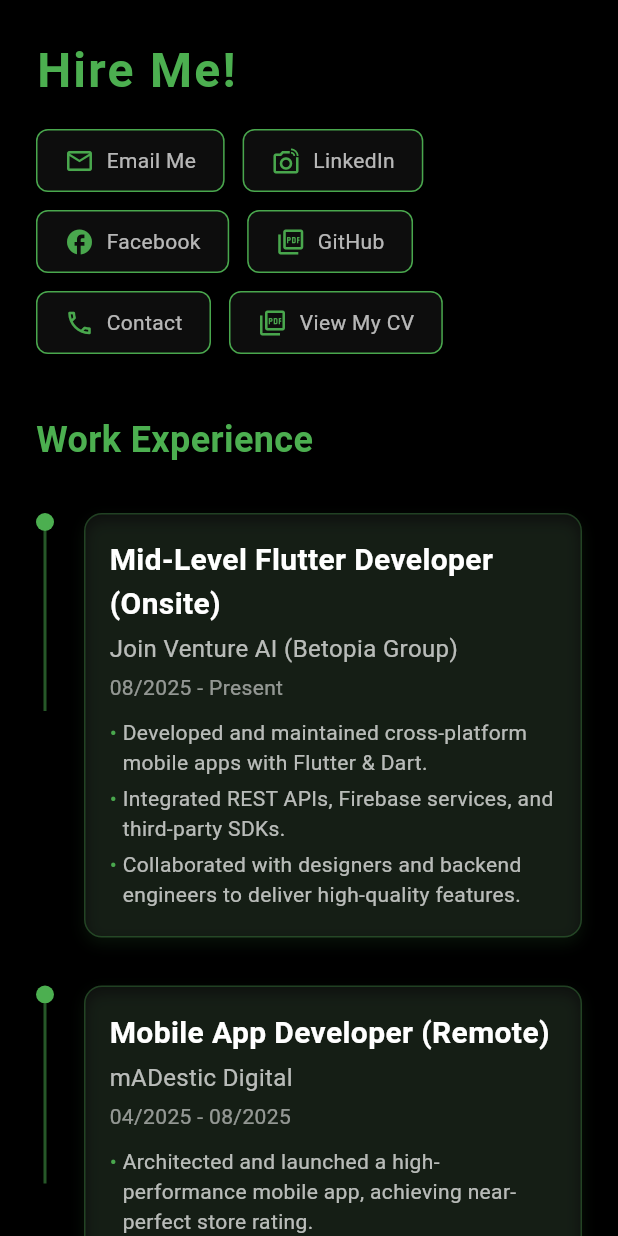
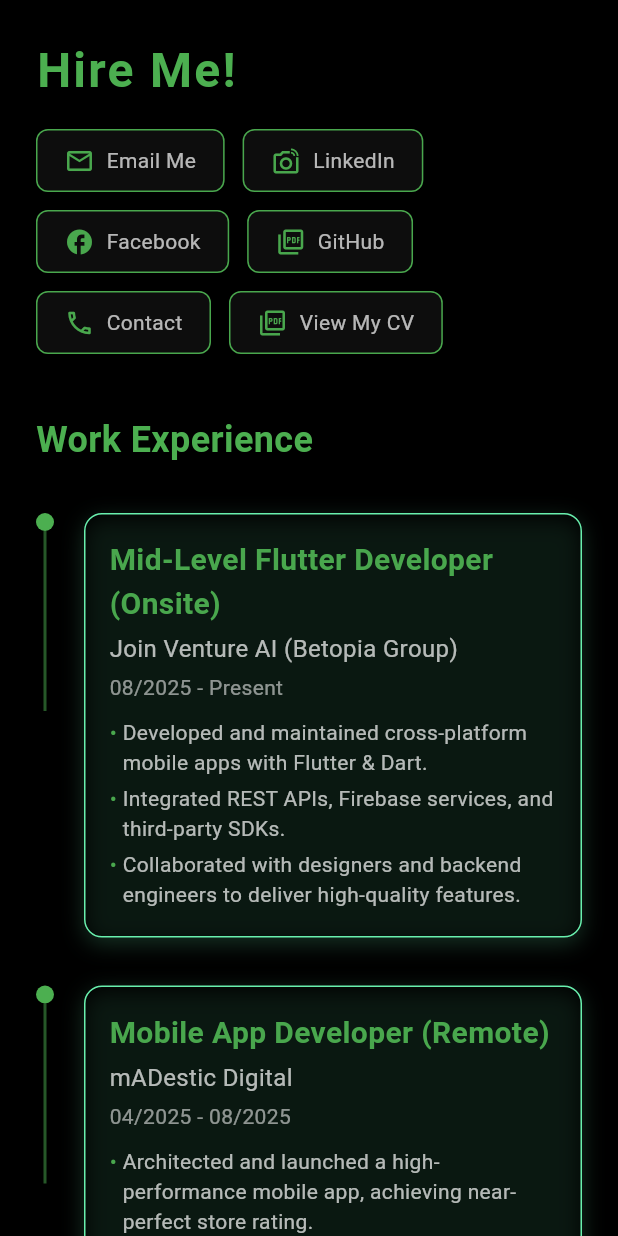
Before and after one commit to S4K1L/Shakil-Portfolio, a Flutter app: the HireMePage widget shown alone on an empty page, opened directly, on a phone screen of 412 x 824 dp. Run offline on Flutter 3.47's test engine with Material 3 defaults, Android fonts, the light colour scheme and no system bars; our stand-ins replace get, video_player; network calls fail; Roboto replaces fonts that are missing (Orbitron).

Commit message:
CI/CD Action

```diff
--- a/lib/views/screens/hire_me_page.dart
+++ b/lib/views/screens/hire_me_page.dart
@@ -161,15 +161,14 @@ class HireMePage extends StatelessWidget {
                       child: Container(
                         padding: const EdgeInsets.all(16),
                         decoration: BoxDecoration(
-                          color: Colors.white.withOpacity(0.05),
+                          color: Colors.black.withOpacity(0.5),
+                          border:
+                              Border.all(color: Colors.greenAccent, width: 1),
                           borderRadius: BorderRadius.circular(12),
-                          border: Border.all(
-                            color: Colors.green.withOpacity(0.3),
-                          ),
                           boxShadow: [
                             BoxShadow(
-                              color: Colors.green.withOpacity(0.1),
-                              blurRadius: 8,
+                              color: Colors.greenAccent.withOpacity(0.2),
+                              blurRadius: 12,
                               offset: const Offset(0, 4),
                             ),
                           ],
@@ -179,11 +178,10 @@ class HireMePage extends StatelessWidget {
                           children: [
                             Text(
                               exp['role']!,
-                              style: const TextStyle(
-                                fontSize: 20,
-                                fontWeight: FontWeight.bold,
-                                color: Colors.white,
-                              ),
+                              style: TextStyle(
+                                  fontSize: 20,
+                                  fontWeight: FontWeight.bold,
+                                  color: Colors.green.withOpacity(0.95)),
                             ),
                             const SizedBox(height: 4),
                             Text(
```
Also changed, not shown: 3 other files.
